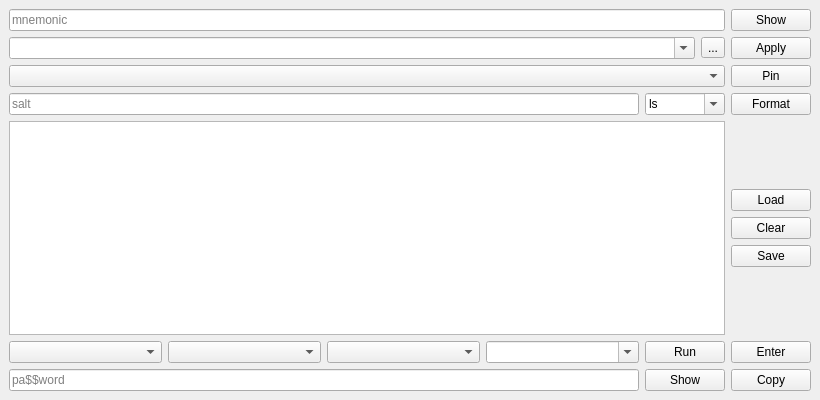
Before: the Qt Designer form GUI/MainWindow.ui in anton-abrm/pass-gate, drawn with Qt 5.
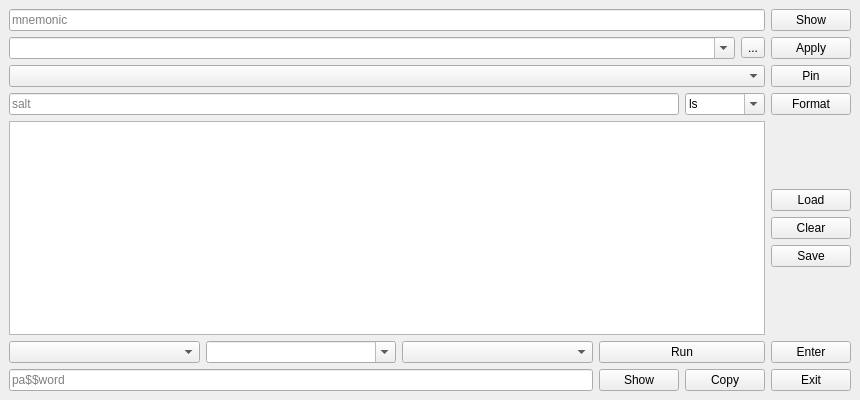
After: the same form once the commit is applied.

Commit message: Rework main window layout and entropy selection

Patch:
```diff
--- a/GUI/MainWindow.ui
+++ b/GUI/MainWindow.ui
@@ -6,7 +6,7 @@
    <rect>
     <x>0</x>
     <y>0</y>
-    <width>820</width>
+    <width>860</width>
     <height>400</height>
    </rect>
   </property>
@@ -14,94 +14,22 @@
    <string>Pass Gate</string>
   </property>
   <widget class="QWidget" name="centralwidget">
-   <layout class="QGridLayout" name="main_layout" columnstretch="1,1,1,1,0,0" columnminimumwidth="0,0,0,0,80,80">
-    <item row="4" column="5">
-     <widget class="QPushButton" name="format_button">
-      <property name="text">
-       <string>Format</string>
-      </property>
-     </widget>
-    </item>
-    <item row="6" column="2">
-     <widget class="QComboBox" name="command_combo_box"/>
-    </item>
-    <item row="4" column="4">
-     <widget class="QComboBox" name="source_format_combo_box">
-      <property name="editable">
-       <bool>true</bool>
-      </property>
-      <item>
-       <property name="text">
-        <string>ls</string>
-       </property>
-      </item>
-     </widget>
-    </item>
-    <item row="6" column="5">
-     <widget class="QPushButton" name="enter_button">
+   <layout class="QGridLayout" name="main_layout" columnstretch="1,1,1,0,0,0" columnminimumwidth="0,0,0,80,80,80">
+    <item row="8" column="0" colspan="3">
+     <widget class="QLineEdit" name="secret_line_edit">
       <property name="focusPolicy">
        <enum>Qt::ClickFocus</enum>
       </property>
-      <property name="text">
-       <string>Enter</string>
+      <property name="inputMask">
+       <string/>
       </property>
-     </widget>
-    </item>
-    <item row="6" column="4">
-     <widget class="QPushButton" name="go_button">
-      <property name="autoFillBackground">
-       <bool>true</bool>
+      <property name="echoMode">
+       <enum>QLineEdit::EchoMode::Password</enum>
       </property>
-      <property name="text">
-       <string>Run</string>
+      <property name="placeholderText">
+       <string>pa$$word</string>
       </property>
-      <property name="checkable">
-       <bool>false</bool>
-      </property>
-      <property name="checked">
-       <bool>false</bool>
-      </property>
-      <property name="autoDefault">
-       <bool>true</bool>
-      </property>
-     </widget>
-    </item>
-    <item row="6" column="3">
-     <widget class="QComboBox" name="password_format_combo_box">
-      <property name="editable">
-       <bool>true</bool>
-      </property>
-     </widget>
-    </item>
-    <item row="1" column="5">
-     <widget class="QPushButton" name="apply_button">
-      <property name="focusPolicy">
-       <enum>Qt::ClickFocus</enum>
-      </property>
-      <property name="text">
-       <string>Apply</string>
-      </property>
-     </widget>
-    </item>
-    <item row="8" column="4">
-     <widget class="QPushButton" name="show_secret_button">
-      <property name="focusPolicy">
-       <enum>Qt::StrongFocus</enum>
-      </property>
-      <property name="text">
-       <string>Show</string>
-      </property>
-      <property name="checkable">
-       <bool>true</bool>
-      </property>
-     </widget>
-    </item>
-    <item row="0" column="5">
-     <widget class="QPushButton" name="show_mnemonic_button">
-      <property name="text">
-       <string>Show</string>
-      </property>
-      <property name="checkable">
+      <property name="clearButtonEnabled">
        <bool>true</bool>
       </property>
      </widget>
@@ -157,22 +85,21 @@
       </item>
      </layout>
     </item>
-    <item row="2" column="5">
-     <widget class="QPushButton" name="pin_key_button">
-      <property name="focusPolicy">
-       <enum>Qt::ClickFocus</enum>
+    <item row="6" column="3" colspan="2">
+     <widget class="QPushButton" name="go_button">
+      <property name="autoFillBackground">
+       <bool>true</bool>
       </property>
       <property name="text">
-       <string>Pin</string>
-      </property>
-     </widget>
-    </item>
-    <item row="8" column="5">
-     <widget class="QPushButton" name="copy_secret_button">
-      <property name="text">
-       <string>Copy</string>
+       <string>Run</string>
       </property>
       <property name="checkable">
+       <bool>false</bool>
+      </property>
+      <property name="checked">
+       <bool>false</bool>
+      </property>
+      <property name="autoDefault">
        <bool>true</bool>
       </property>
      </widget>
@@ -190,57 +117,6 @@
       </property>
      </widget>
     </item>
-    <item row="6" column="0">
-     <widget class="QComboBox" name="entropy_type_combo_box"/>
-    </item>
-    <item row="8" column="0" colspan="4">
-     <widget class="QLineEdit" name="secret_line_edit">
-      <property name="focusPolicy">
-       <enum>Qt::ClickFocus</enum>
-      </property>
-      <property name="inputMask">
-       <string/>
-      </property>
-      <property name="echoMode">
-       <enum>QLineEdit::Password</enum>
-      </property>
-      <property name="placeholderText">
-       <string>pa$$word</string>
-      </property>
-      <property name="clearButtonEnabled">
-       <bool>true</bool>
-      </property>
-     </widget>
-    </item>
-    <item row="0" column="0" colspan="5">
-     <widget class="QLineEdit" name="mnemonic_line_edit">
-      <property name="echoMode">
-       <enum>QLineEdit::Password</enum>
-      </property>
-      <property name="placeholderText">
-       <string>mnemonic</string>
-      </property>
-      <property name="clearButtonEnabled">
-       <bool>true</bool>
-      </property>
-     </widget>
-    </item>
-    <item row="2" column="0" colspan="5">
-     <widget class="QComboBox" name="key_combo_box"/>
-    </item>
-    <item row="4" column="0" colspan="4">
-     <widget class="QLineEdit" name="source_line_edit">
-      <property name="text">
-       <string/>
-      </property>
-      <property name="placeholderText">
-       <string>salt</string>
-      </property>
-      <property name="clearButtonEnabled">
-       <bool>true</bool>
-      </property>
-     </widget>
-    </item>
     <item row="1" column="0" colspan="5">
      <layout class="QHBoxLayout" name="horizontalLayout">
       <item>
@@ -268,8 +144,136 @@
       </item>
      </layout>
     </item>
+    <item row="4" column="4">
+     <widget class="QComboBox" name="source_format_combo_box">
+      <property name="editable">
+       <bool>true</bool>
+      </property>
+      <item>
+       <property name="text">
+        <string>ls</string>
+       </property>
+      </item>
+     </widget>
+    </item>
+    <item row="8" column="3">
+     <widget class="QPushButton" name="show_secret_button">
+      <property name="focusPolicy">
+       <enum>Qt::FocusPolicy::StrongFocus</enum>
+      </property>
+      <property name="text">
+       <string>Show</string>
+      </property>
+      <property name="checkable">
+       <bool>true</bool>
+      </property>
+     </widget>
+    </item>
+    <item row="4" column="0" colspan="4">
+     <widget class="QLineEdit" name="source_line_edit">
+      <property name="text">
+       <string/>
+      </property>
+      <property name="placeholderText">
+       <string>salt</string>
+      </property>
+      <property name="clearButtonEnabled">
+       <bool>true</bool>
+      </property>
+     </widget>
+    </item>
+    <item row="0" column="5">
+     <widget class="QPushButton" name="show_mnemonic_button">
+      <property name="text">
+       <string>Show</string>
+      </property>
+      <property name="checkable">
+       <bool>true</bool>
+      </property>
+     </widget>
+    </item>
+    <item row="1" column="5">
+     <widget class="QPushButton" name="apply_button">
+      <property name="focusPolicy">
+       <enum>Qt::FocusPolicy::ClickFocus</enum>
+      </property>
+      <property name="text">
+       <string>Apply</string>
+      </property>
+     </widget>
+    </item>
+    <item row="8" column="5">
+     <widget class="QPushButton" name="exit_button">
+      <property name="text">
+       <string>Exit</string>
+      </property>
+     </widget>
+    </item>
+    <item row="2" column="5">
+     <widget class="QPushButton" name="pin_key_button">
+      <property name="focusPolicy">
+       <enum>Qt::FocusPolicy::ClickFocus</enum>
+      </property>
+      <property name="text">
+       <string>Pin</string>
+      </property>
+     </widget>
+    </item>
+    <item row="4" column="5">
+     <widget class="QPushButton" name="format_button">
+      <property name="text">
+       <string>Format</string>
+      </property>
+     </widget>
+    </item>
+    <item row="6" column="5">
+     <widget class="QPushButton" name="enter_button">
+      <property name="focusPolicy">
+       <enum>Qt::FocusPolicy::ClickFocus</enum>
+      </property>
+      <property name="text">
+       <string>Enter</string>
+      </property>
+     </widget>
+    </item>
+    <item row="0" column="0" colspan="5">
+     <widget class="QLineEdit" name="mnemonic_line_edit">
+      <property name="echoMode">
+       <enum>QLineEdit::EchoMode::Password</enum>
+      </property>
+      <property name="placeholderText">
+       <string>mnemonic</string>
+      </property>
+      <property name="clearButtonEnabled">
+       <bool>true</bool>
+      </property>
+     </widget>
+    </item>
+    <item row="8" column="4">
+     <widget class="QPushButton" name="copy_secret_button">
+      <property name="text">
+       <string>Copy</string>
+      </property>
+      <property name="checkable">
+       <bool>true</bool>
+      </property>
+     </widget>
+    </item>
+    <item row="2" column="0" colspan="5">
+     <widget class="QComboBox" name="key_combo_box"/>
+    </item>
+    <item row="6" column="0">
+     <widget class="QComboBox" name="command_combo_box"/>
+    </item>
     <item row="6" column="1">
-     <widget class="QComboBox" name="entropy_format_combo_box"/>
+     <widget class="QComboBox" name="password_format_combo_box">
+      <property name="editable">
+       <bool>true</bool>
+      </property>
+     </widget>
+    </item>
+    <item row="6" column="2">
+     <widget class="QComboBox" name="entropy_type_combo_box"/>
     </item>
    </layout>
   </widget>
```
Left out of the diff: 10 changed lines with no effect on the pictures. The commit also changes 2 other files.
